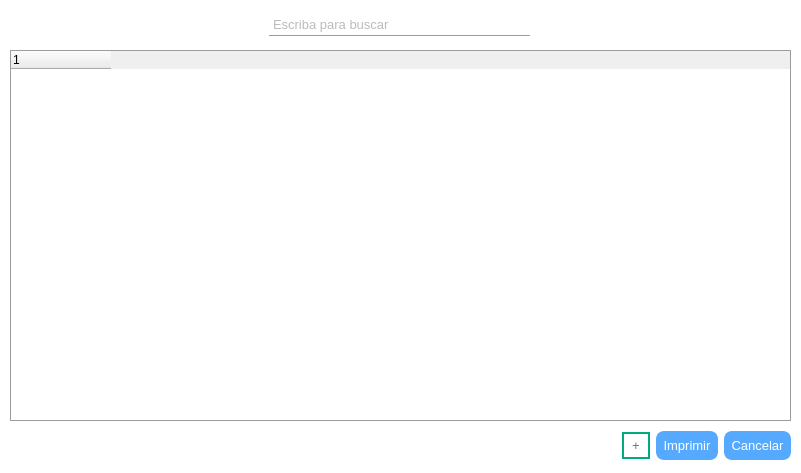
First picture: the form in system/layout/dialogList.ui, repository josueisaihs/SPINER_PUNTO_VENTA, before the edit.
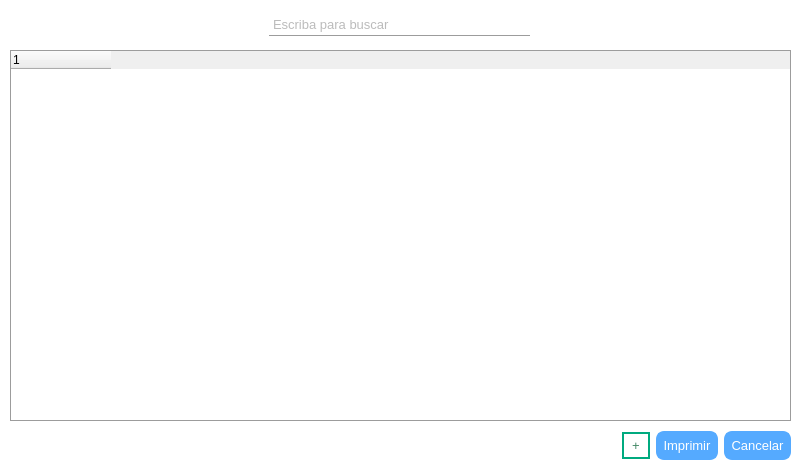
Second picture: the form after the edit.

```diff
--- a/system/layout/dialogList.ui
+++ b/system/layout/dialogList.ui
@@ -6,10 +6,22 @@
    <rect>
     <x>0</x>
     <y>0</y>
-    <width>801</width>
-    <height>473</height>
+    <width>800</width>
+    <height>470</height>
    </rect>
   </property>
+  <property name="minimumSize">
+   <size>
+    <width>800</width>
+    <height>470</height>
+   </size>
+  </property>
+  <property name="maximumSize">
+   <size>
+    <width>800</width>
+    <height>470</height>
+   </size>
+  </property>
   <property name="windowTitle">
    <string>Dialog</string>
   </property>
```
